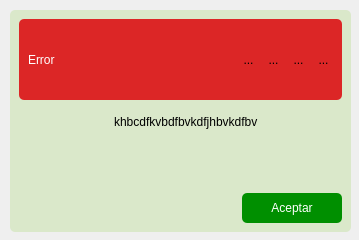
Qt form ui_files/errorDialog.ui (AdrianDali/DaliPeso) before a commit.
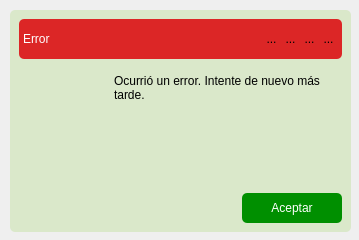
The same form after that commit. Icons and pictures are not drawn.

Commit message: add error handling for login

```diff
--- a/ui_files/errorDialog.ui
+++ b/ui_files/errorDialog.ui
@@ -51,12 +51,24 @@
     <layout class="QVBoxLayout" name="verticalLayout">
      <item>
       <widget class="QFrame" name="top_bar_frame">
+       <property name="sizePolicy">
+        <sizepolicy hsizetype="Preferred" vsizetype="Minimum">
+         <horstretch>0</horstretch>
+         <verstretch>0</verstretch>
+        </sizepolicy>
+       </property>
        <property name="minimumSize">
         <size>
          <width>0</width>
          <height>40</height>
         </size>
        </property>
+       <property name="maximumSize">
+        <size>
+         <width>16777215</width>
+         <height>40</height>
+        </size>
+       </property>
        <property name="styleSheet">
         <string notr="true">background-color: #dc2626;
 border-radius: 5px;</string>
@@ -68,6 +80,12 @@
         <enum>QFrame::Raised</enum>
        </property>
        <layout class="QHBoxLayout" name="horizontalLayout">
+        <property name="leftMargin">
+         <number>4</number>
+        </property>
+        <property name="rightMargin">
+         <number>4</number>
+        </property>
         <item>
          <widget class="QFrame" name="frame_3">
           <property name="frameShape">
@@ -77,6 +95,9 @@
            <enum>QFrame::Raised</enum>
           </property>
           <layout class="QHBoxLayout" name="horizontalLayout_2">
+           <property name="spacing">
+            <number>0</number>
+           </property>
            <property name="leftMargin">
             <number>0</number>
            </property>
@@ -154,13 +175,16 @@
            <bool>false</bool>
           </property>
           <property name="text">
-           <string>khbcdfkvbdfbvkdfjhbvkdfbv</string>
+           <string>Ocurrió un error. Intente de nuevo más tarde.</string>
+          </property>
+          <property name="textFormat">
+           <enum>Qt::AutoText</enum>
           </property>
           <property name="alignment">
            <set>Qt::AlignLeading|Qt::AlignLeft|Qt::AlignTop</set>
           </property>
           <property name="wordWrap">
-           <bool>false</bool>
+           <bool>true</bool>
           </property>
           <property name="margin">
            <number>8</number>
```
Left out of the diff: 26 changed lines with no effect on the pictures. The commit also changes 27 other files.
